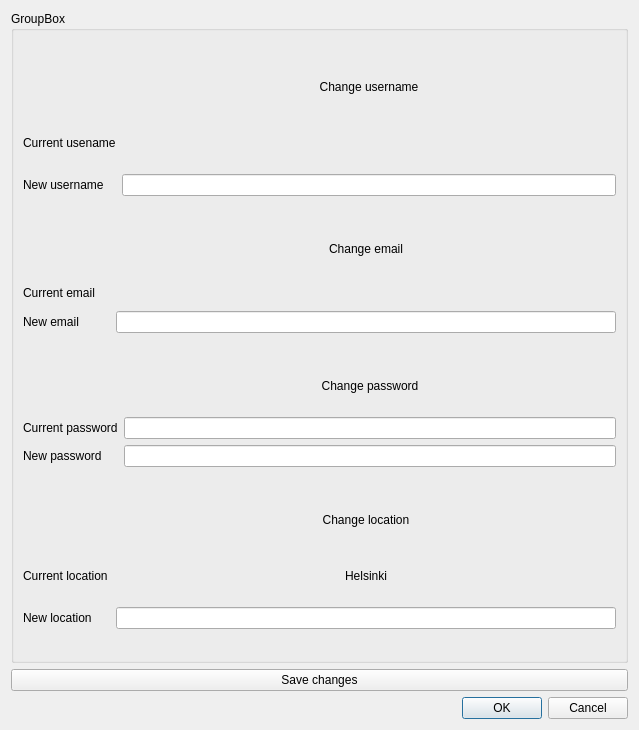
This is profiledialog.ui in Tauski/IdealPDA_Windows as Qt 5 draws it before an edit. The edited form follows.
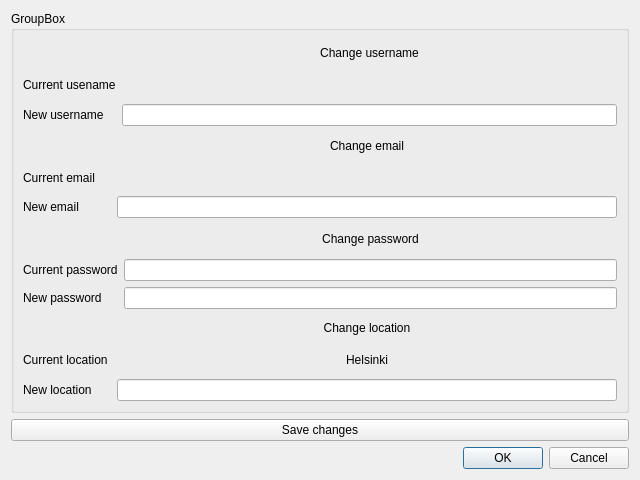
This is the edited form.

Patch:
```diff
--- a/profiledialog.ui
+++ b/profiledialog.ui
@@ -6,10 +6,22 @@
    <rect>
     <x>0</x>
     <y>0</y>
-    <width>639</width>
-    <height>730</height>
+    <width>640</width>
+    <height>480</height>
    </rect>
   </property>
+  <property name="minimumSize">
+   <size>
+    <width>640</width>
+    <height>480</height>
+   </size>
+  </property>
+  <property name="maximumSize">
+   <size>
+    <width>1920</width>
+    <height>1080</height>
+   </size>
+  </property>
   <property name="windowTitle">
    <string>Dialog</string>
   </property>
```
